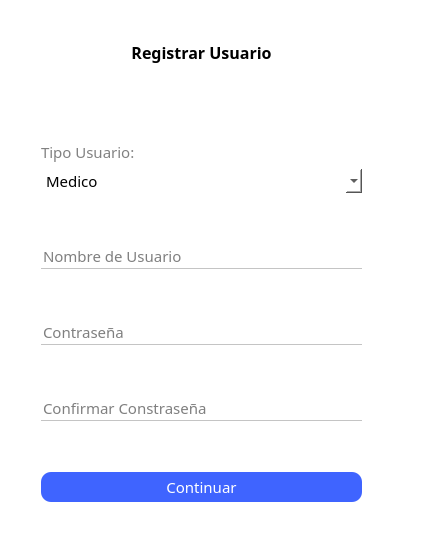
MrDanielG/Hospital-SCRUM, file hospital-Core/Widgets/Usuario/registrar.ui: the form before one commit.
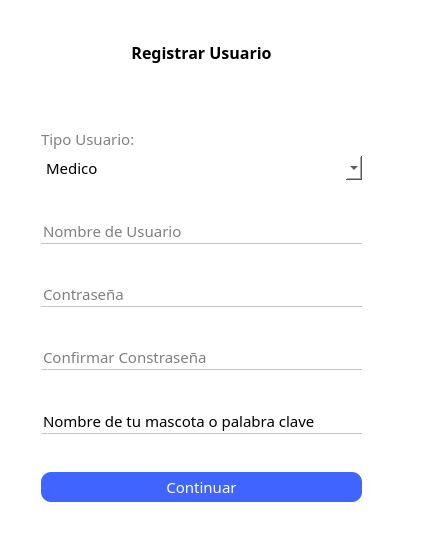
The form after the commit. The open tabs and pages were chosen to show the change. Icons and pictures are not drawn.

```diff
--- a/hospital-Core/Widgets/Usuario/registrar.ui
+++ b/hospital-Core/Widgets/Usuario/registrar.ui
@@ -287,6 +287,39 @@
         </property>
        </spacer>
       </item>
+      <item>
+       <widget class="QLineEdit" name="line_edit_mascota">
+        <property name="font">
+         <font>
+          <family>Montserrat</family>
+          <pointsize>11</pointsize>
+         </font>
+        </property>
+        <property name="styleSheet">
+         <string notr="true">border: none;
+border-bottom: 1px solid #C4C4C4;</string>
+        </property>
+        <property name="text">
+         <string>Nombre de tu mascota o palabra clave</string>
+        </property>
+        <property name="placeholderText">
+         <string>Nombre de Usuario</string>
+        </property>
+       </widget>
+      </item>
+      <item>
+       <spacer name="verticalSpacer_11">
+        <property name="orientation">
+         <enum>Qt::Vertical</enum>
+        </property>
+        <property name="sizeHint" stdset="0">
+         <size>
+          <width>20</width>
+          <height>40</height>
+         </size>
+        </property>
+       </spacer>
+      </item>
       <item>
        <widget class="QPushButton" name="btn_continuar">
         <property name="minimumSize">
```
Left out of the diff: 2 changed lines with no effect on the pictures.
